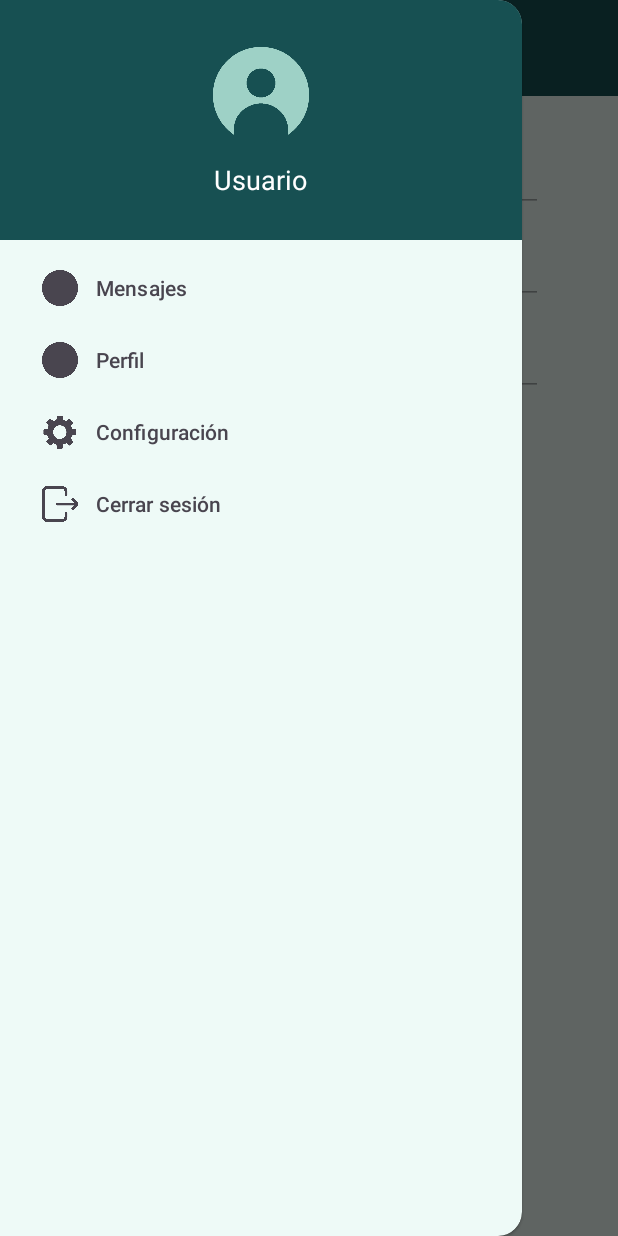
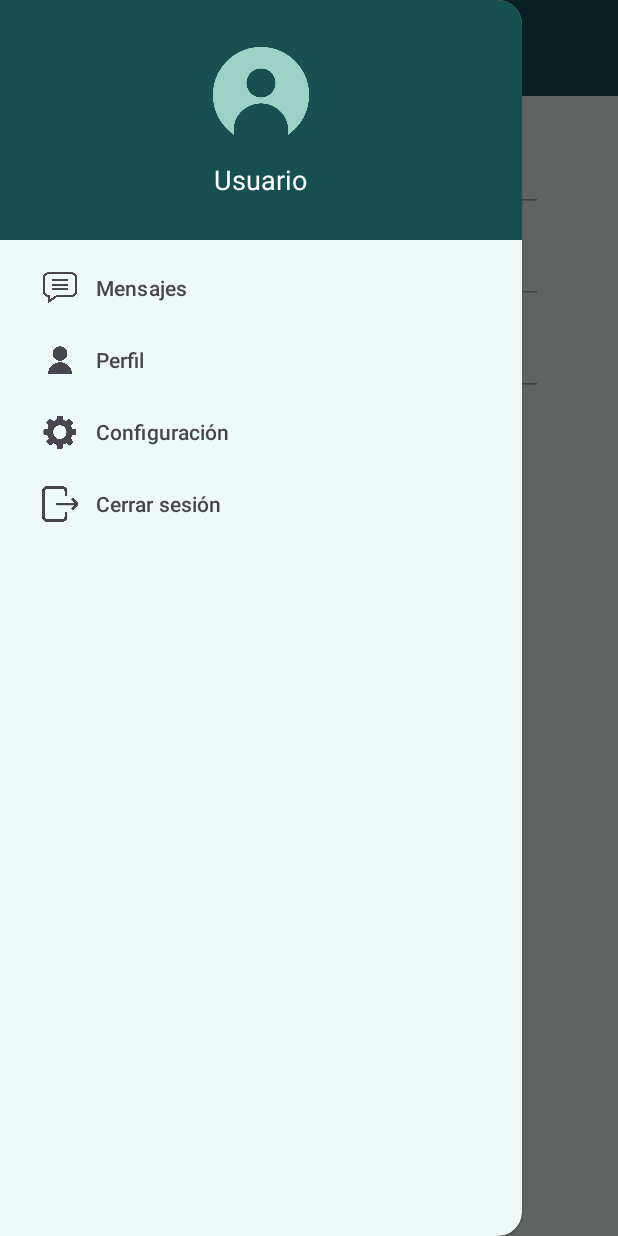
Before and after one commit to TheLexa69/MiVet, an Android app: the InfoMascotaActivity screen opened directly, with no data from a screen before it, with the side drawer open, on a phone screen of 412 x 824 dp. Run offline under Robolectric (Android 15) with nearby library versions, the phone set to English and light mode, and no system bars; 1 statement that could not run was skipped.

Commit message:
fix(): corrección de imagenes.

```diff
--- a/app/src/main/res/menu/menu_usuario.xml
+++ b/app/src/main/res/menu/menu_usuario.xml
@@ -4,13 +4,14 @@
     <item
         android:id="@+id/action_mensajes"
         android:title="Mensajes"
-        android:icon="@drawable/defaultimages"
-        android:showAsAction="ifRoom" />
+        android:icon="@drawable/opcioncomentario"
+        android:showAsAction="ifRoom"
+        />
 
     <item
         android:id="@+id/action_perfil"
         android:title="Perfil"
-        android:icon="@drawable/defaultimages"
+        android:icon="@drawable/opcionperfil"
         android:showAsAction="ifRoom" />
 
     <item
```
Also changed, not shown: app/src/main/res/drawable/opcioncomentario.png (added).
